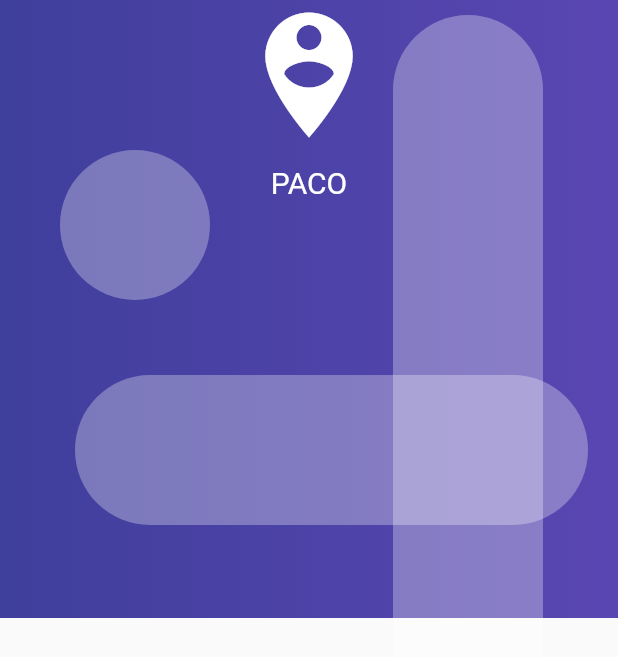
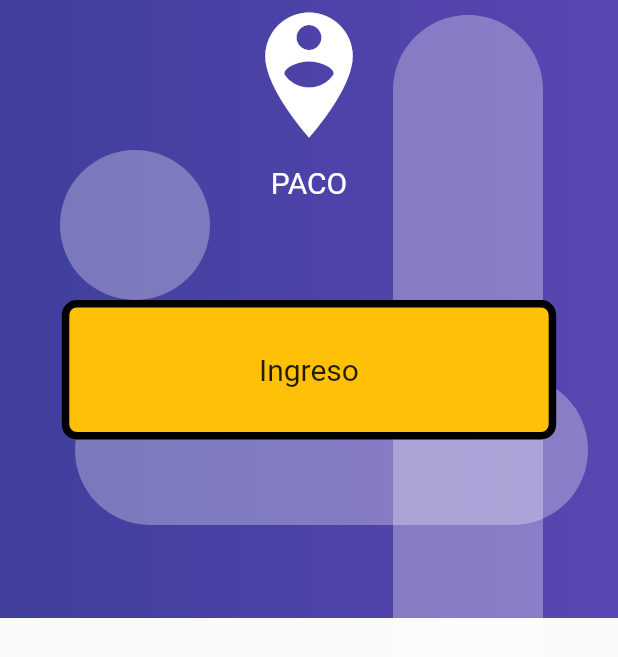
Before and after one commit to PACOdergod/login_crud, a Flutter app: the screen it shows after launch, on a phone screen of 412 x 824 dp. Shown: the top 657 px of the screen. Run offline on Flutter 3.47's test engine with Material 2 defaults, Android fonts, the phone set to English and light mode, and no system bars.

Commit message:
Primer intento de la caja de login

```diff
--- a/lib/src/pages/Login_page.dart
+++ b/lib/src/pages/Login_page.dart
@@ -3,11 +3,47 @@ import 'package:flutter/material.dart';
 class LoginPage extends StatelessWidget {
   @override
   Widget build(BuildContext context) {
+    //
+    final size = MediaQuery.of(context).size;
+    //
+    //
     return Scaffold(
         body: Stack(
-      children: [_crearFondo(context)],
+      children: [_crearFondo(context), _loginForm(size)],
     ));
   }
+}
+
+Widget _loginForm(Size size) {
+  //
+  return SingleChildScrollView(
+    child: Column(
+      children: [
+        //
+        SafeArea(
+            child: Container(
+          height: 200.0,
+        )),
+        //
+        Container(
+          width: size.width * 0.80,
+          padding: EdgeInsets.symmetric(vertical: 30.0),
+          decoration: BoxDecoration(
+            borderRadius: BorderRadius.circular(10.0),
+            color: Colors.amber,
+            border: Border.all(color: Colors.black, width: 5.0),
+          ),
+          //
+          child: Column(children: [
+            Text(
+              'Ingreso',
+              style: TextStyle(fontSize: 20.0),
+            ),
+          ]),
+        )
+      ],
+    ),
+  );
 }
 
 Widget _crearFondo(BuildContext context) {
```
Also changed, not shown: 1 other file.
